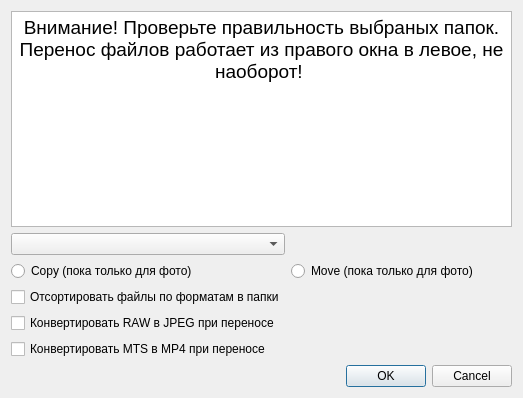
Above: sd_settings.ui from C2H5OH-creator/Explorer2 before the change. Below: the same form after it.
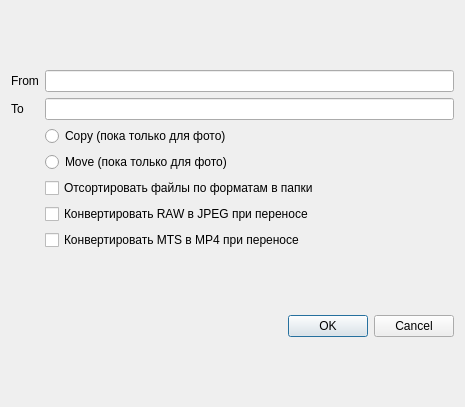
That is the form after the change.

```diff
--- a/sd_settings.ui
+++ b/sd_settings.ui
@@ -6,8 +6,8 @@
    <rect>
     <x>0</x>
     <y>0</y>
-    <width>523</width>
-    <height>398</height>
+    <width>465</width>
+    <height>407</height>
    </rect>
   </property>
   <property name="windowTitle">
@@ -26,14 +26,34 @@
    </item>
    <item row="1" column="0">
     <layout class="QGridLayout" name="gridLayout">
-     <item row="4" column="0">
+     <item row="3" column="1">
+      <widget class="QRadioButton" name="Move_type">
+       <property name="text">
+        <string>Move (пока только для фото)</string>
+       </property>
+       <attribute name="buttonGroup">
+        <string notr="true">buttonGroup</string>
+       </attribute>
+      </widget>
+     </item>
+     <item row="4" column="1">
       <widget class="QCheckBox" name="folder_settings">
        <property name="text">
         <string>Отсортировать файлы по форматам в папки</string>
        </property>
       </widget>
      </item>
-     <item row="2" column="0">
+     <item row="0" column="1">
+      <widget class="QLineEdit" name="from_path"/>
+     </item>
+     <item row="5" column="1">
+      <widget class="QCheckBox" name="Raw_to_JPEG">
+       <property name="text">
+        <string>Конвертировать RAW в JPEG при переносе</string>
+       </property>
+      </widget>
+     </item>
+     <item row="2" column="1">
       <widget class="QRadioButton" name="Copy_type">
        <property name="text">
         <string>Copy (пока только для фото)</string>
@@ -43,44 +63,33 @@
        </attribute>
       </widget>
      </item>
-     <item row="6" column="0">
+     <item row="1" column="1">
+      <widget class="QLineEdit" name="to_path"/>
+     </item>
+     <item row="1" column="0">
+      <widget class="QLabel" name="to">
+       <property name="maximumSize">
+        <size>
+         <width>20</width>
+         <height>16777215</height>
+        </size>
+       </property>
+       <property name="text">
+        <string>To</string>
+       </property>
+      </widget>
+     </item>
+     <item row="6" column="1">
       <widget class="QCheckBox" name="MTS_to_MP4">
        <property name="text">
         <string>Конвертировать MTS в MP4 при переносе</string>
        </property>
       </widget>
      </item>
-     <item row="5" column="0">
-      <widget class="QCheckBox" name="Raw_to_JPEG">
+     <item row="0" column="0">
+      <widget class="QLabel" name="from">
        <property name="text">
-        <string>Конвертировать RAW в JPEG при переносе</string>
-       </property>
-      </widget>
-     </item>
-     <item row="1" column="0">
-      <widget class="QComboBox" name="Drives"/>
-     </item>
-     <item row="2" column="1">
-      <widget class="QRadioButton" name="Move_type">
-       <property name="text">
-        <string>Move (пока только для фото)</string>
-       </property>
-       <attribute name="buttonGroup">
-        <string notr="true">buttonGroup</string>
-       </attribute>
-      </widget>
-     </item>
-     <item row="0" column="0" colspan="2">
-      <widget class="QTextBrowser" name="textBrowser">
-       <property name="html">
-        <string>&lt;!DOCTYPE HTML PUBLIC &quot;-//W3C//DTD HTML 4.0//EN&quot; &quot;http://www.w3.org/TR/REC-html40/strict.dtd&quot;&gt;
-&lt;html&gt;&lt;head&gt;&lt;meta name=&quot;qrichtext&quot; content=&quot;1&quot; /&gt;&lt;meta charset=&quot;utf-8&quot; /&gt;&lt;style type=&quot;text/css&quot;&gt;
-p, li { white-space: pre-wrap; }
-hr { height: 1px; border-width: 0; }
-li.unchecked::marker { content: &quot;\2610&quot;; }
-li.checked::marker { content: &quot;\2612&quot;; }
-&lt;/style&gt;&lt;/head&gt;&lt;body style=&quot; font-family:'Segoe UI'; font-size:9pt; font-weight:400; font-style:normal;&quot;&gt;
-&lt;p align=&quot;center&quot; style=&quot; margin-top:0px; margin-bottom:0px; margin-left:0px; margin-right:0px; -qt-block-indent:0; text-indent:0px;&quot;&gt;&lt;span style=&quot; font-size:14pt;&quot;&gt;Внимание! Проверьте правильность выбраных папок. Перенос файлов работает из правого окна в левое, не наоборот! &lt;/span&gt;&lt;/p&gt;&lt;/body&gt;&lt;/html&gt;</string>
+        <string>From</string>
        </property>
       </widget>
      </item>
```
